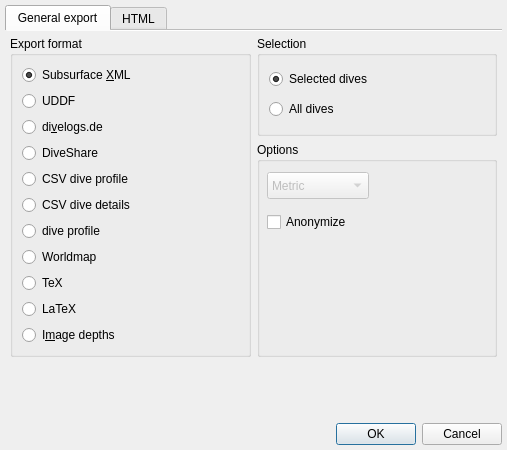
subsurface/subsurface, file desktop-widgets/divelogexportdialog.ui: the form before one commit.
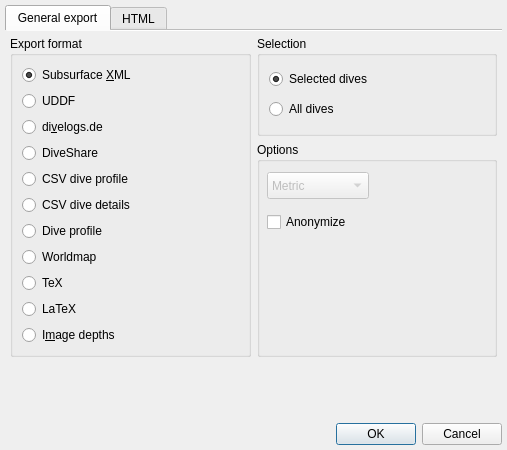
The form after the commit. Icons and pictures are not drawn.

Commit message:
Add various enhancements to profile export and dive data copy
... as suggested by Lubomir.

Diff of the .ui file:
```diff
--- a/desktop-widgets/divelogexportdialog.ui
+++ b/desktop-widgets/divelogexportdialog.ui
@@ -184,7 +184,7 @@
           <item>
            <widget class="QRadioButton" name="exportProfile">
             <property name="text">
-             <string>dive profile</string>
+             <string>Dive profile</string>
             </property>
             <attribute name="buttonGroup">
              <string notr="true">exportGroup</string>
```
The commit also changes 4 other files.
